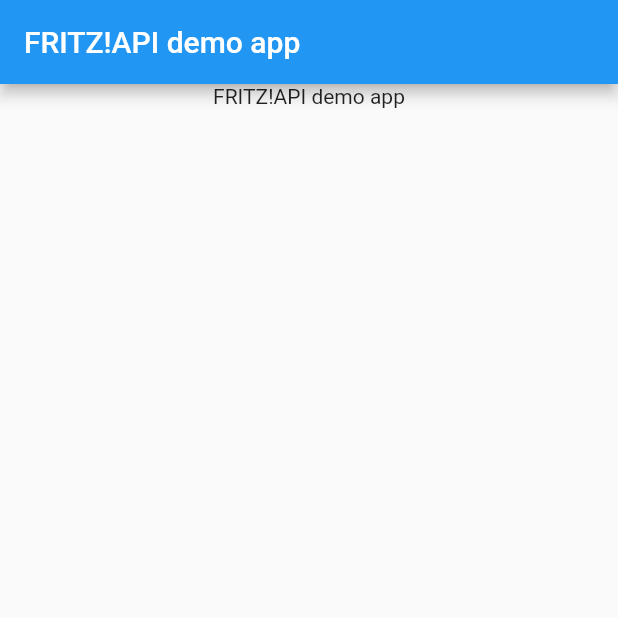
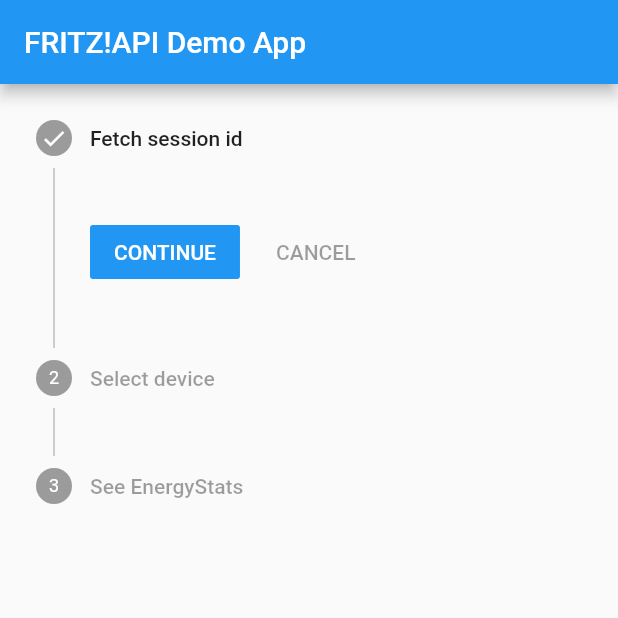
Before and after one commit to ehwplus/flutter_fritzapi, a Flutter app: the screen it shows after launch, on a phone screen of 412 x 824 dp, the top half of it. Run offline on Flutter 3.47's test engine with Material 2 defaults, Android fonts, the phone set to English and light mode, and no system bars.

```diff
--- a/example/lib/main.dart
+++ b/example/lib/main.dart
@@ -1,3 +1,4 @@
+import 'package:example/custom_fritz_api_client.dart';
 import 'package:flutter/material.dart';
 
 void main() {
@@ -10,46 +11,80 @@ class MyApp extends StatelessWidget {
   // This widget is the root of your application.
   @override
   Widget build(BuildContext context) {
+    const title = 'FRITZ!API Demo App';
     return MaterialApp(
-      title: 'FRITZ!API demo app',
+      title: title,
       theme: ThemeData(
-        // This is the theme of your application.
-        //
-        // Try running your application with "flutter run". You'll see the
-        // application has a blue toolbar. Then, without quitting the app, try
-        // changing the primarySwatch below to Colors.green and then invoke
-        // "hot reload" (press "r" in the console where you ran "flutter run",
-        // or simply save your changes to "hot reload" in a Flutter IDE).
-        // Notice that the counter didn't reset back to zero; the application
-        // is not restarted.
         primarySwatch: Colors.blue,
       ),
-      home: const MyHomePage(title: 'FRITZ!API demo app'),
+      home: const MyHomePage(title: title),
     );
   }
 }
 
-class MyHomePage extends StatelessWidget {
+class MyHomePage extends StatefulWidget {
   const MyHomePage({super.key, required this.title});
 
   final String title;
 
   @override
+  State<MyHomePage> createState() => _MyHomePageState();
+}
+
+class _MyHomePageState extends State<MyHomePage> {
+  final fritzApiClient = CustomFritzApiClient();
+
+  int currentStep = 0;
+
+  @override
   Widget build(BuildContext context) {
     return Scaffold(
       appBar: AppBar(
-        title: Text(title),
+        title: Text(widget.title),
       ),
-      body: Center(
-        child: Column(
-          mainAxisAlignment: MainAxisAlignment.start,
-          children: const [
-            Text(
-              'FRITZ!API demo app',
-            ),
-          ],
-        ),
-      ), // This trailing comma makes auto-formatting nicer for build methods.
+      body: Stepper(
+        physics: const ScrollPhysics(),
+        currentStep: currentStep,
+        onStepContinue: () {
+          if (currentStep == 0) {
+            fritzApiClient.getSessionId(username: '', password: '');
+          }
+          if (currentStep < 2) {
+            //currentStep++;
+
+            //setState(() {});
+          }
+        },
+        onStepTapped: (tappedStep) {
+          if (tappedStep < currentStep) {
+            setState(() {
+              currentStep = tappedStep;
+            });
+          }
+        },
+        steps: [
+          Step(
+            title: const Text('Fetch session id'),
+            content: SizedBox.shrink(),
+            state: currentStep >= 0 ?
+            StepState.complete : StepState.disabled,
+          ),
+          Step(
+            title: const Text('Select device'),
+            content: SizedBox.shrink(),
+            isActive: currentStep > 1,
+            state: currentStep >= 1 ?
+            StepState.complete : StepState.disabled,
+          ),
+          Step(
+            title: const Text('See EnergyStats'),
+            content: SizedBox.shrink(),
+            isActive: currentStep > 2,
+            state: currentStep >= 2 ?
+            StepState.complete : StepState.disabled,
+          ),
+        ],
+      )
     );
   }
 }
--- a/example/pubspec.yaml
+++ b/example/pubspec.yaml
@@ -35,9 +35,13 @@ dependencies:
   flutter_fritzapi:
     path: ../
 
+  http: ^0.13.5
+
 dev_dependencies:
   flutter_test:
     sdk: flutter
+
+  json_annotation: ">=4.0.1"
 
   # The "flutter_lints" package below contains a set of recommended lints to
   # encourage good coding practices. The lint set provided by the package is
--- a/lib/flutter_fritzapi.dart
+++ b/lib/flutter_fritzapi.dart
@@ -1,3 +1,4 @@
 library flutter_fritzapi;
 
 export 'package:flutter_fritzapi/flutter_fritzapi/energy_stats.dart';
+export 'package:flutter_fritzapi/flutter_fritzapi/fritz_api_client.dart';
```
Also changed, not shown: example/lib/custom_fritz_api_client.dart (added, +19 -0 lines), lib/flutter_fritzapi/fritz_api_client.dart (added, +124 -0 lines), lib/flutter_fritzapi/http_request.dart (deleted, +0 -34 lines), example/pubspec.lock.
